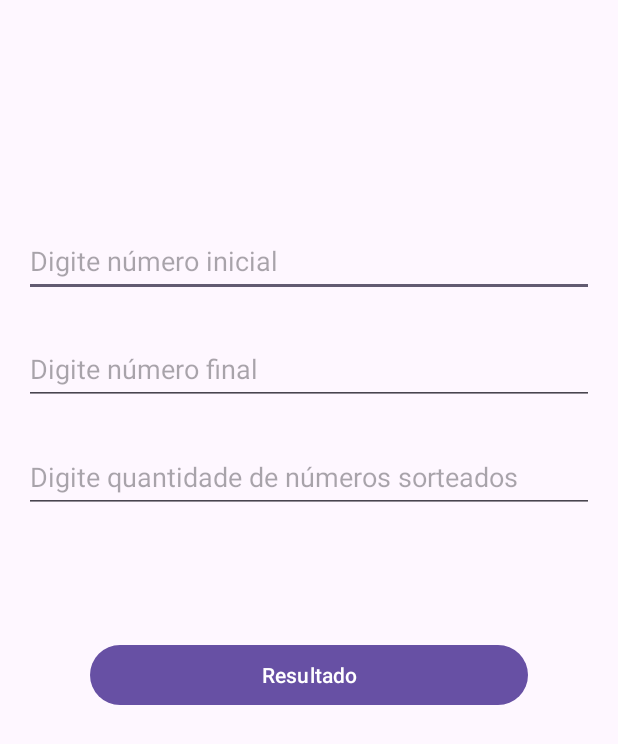
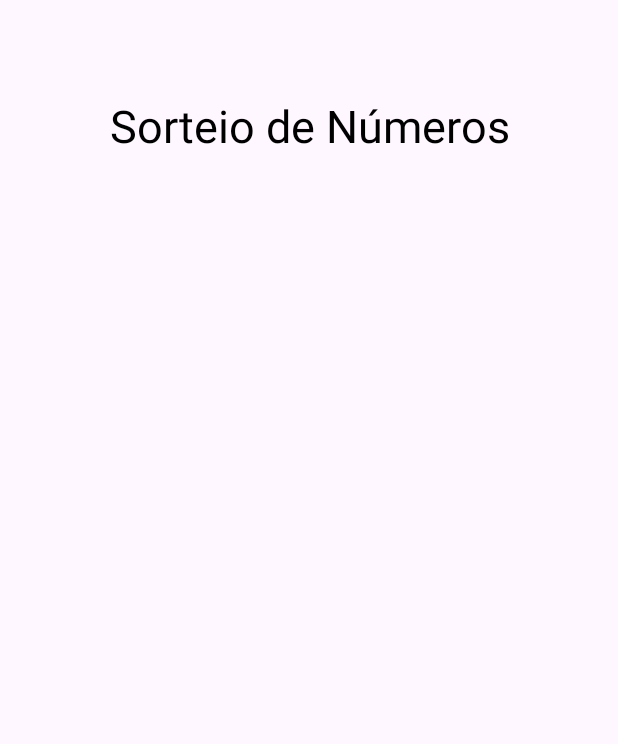
Before and after one commit to jrnomura/NumerosSorteados2, an Android app: the screen it shows after launch (MainActivity), on a phone screen of 412 x 824 dp. Shown: the top 744 px of the screen. Run offline under Robolectric (Android 15) with nearby library versions, the phone set to English and light mode, and no system bars.

Commit message:
Continua melhorando o layout

```diff
--- a/app/src/main/res/layout/activity_main.xml
+++ b/app/src/main/res/layout/activity_main.xml
@@ -7,63 +7,22 @@
     android:layout_height="match_parent"
     tools:context=".MainActivity">
 
-    <EditText
-        android:id="@+id/editInicial"
+    <TextView
+        android:id="@+id/txtTitulo"
         android:layout_width="match_parent"
-        android:layout_height="48dp"
+        android:layout_height="48sp"
         android:layout_marginStart="16dp"
-        android:layout_marginTop="150dp"
         android:layout_marginEnd="16dp"
-        android:ems="10"
-        android:hint="@string/digite_n_mero_inicial"
-        android:inputType="number"
-        android:maxLength="3"
+        android:text="@string/titulo_sorteio_de_n_meros"
+        android:textSize="30sp"
+        android:textColor="@color/black"
+        android:gravity="center"
+        android:layout_marginTop="60dp"
         app:layout_constraintEnd_toEndOf="parent"
         app:layout_constraintStart_toStartOf="parent"
         app:layout_constraintTop_toTopOf="parent" />
 
-    <EditText
-        android:id="@+id/editFinal"
-        android:layout_width="match_parent"
-        android:layout_height="48dp"
-        android:layout_marginStart="16dp"
-        android:layout_marginTop="24dp"
-        android:layout_marginEnd="16dp"
-        android:ems="10"
-        android:hint="@string/digite_n_meros_final"
-        android:inputType="number"
-        android:maxLength="3"
-        app:layout_constraintEnd_toEndOf="parent"
-        app:layout_constraintStart_toStartOf="parent"
-        app:layout_constraintTop_toBottomOf="@+id/editInicial" />
 
-    <EditText
-        android:id="@+id/editQuantNumeros"
-        android:layout_width="match_parent"
-        android:layout_height="48dp"
-        android:layout_marginStart="16dp"
-        android:layout_marginTop="24dp"
-        android:layout_marginEnd="16dp"
-        android:ems="10"
-        android:hint="@string/digite_quatidade_n_meros_sorteados"
-        android:inputType="number"
-        android:maxLength="3"
-        app:layout_constraintEnd_toEndOf="parent"
-        app:layout_constraintStart_toStartOf="parent"
-        app:layout_constraintTop_toBottomOf="@+id/editFinal" />
 
-    <Button
-        android:id="@+id/btn_resultado"
-        android:layout_width="match_parent"
-        android:layout_height="wrap_content"
-        android:layout_marginStart="60dp"
-        android:layout_marginEnd="60dp"
-        android:text="@string/resultado"
-        app:layout_constraintBottom_toBottomOf="parent"
-        app:layout_constraintEnd_toEndOf="parent"
-        app:layout_constraintHorizontal_bias="0.498"
-        app:layout_constraintStart_toStartOf="parent"
-        app:layout_constraintTop_toBottomOf="@+id/editQuantNumeros"
-        app:layout_constraintVertical_bias="0.194" />
 
 </androidx.constraintlayout.widget.ConstraintLayout>
--- a/app/src/main/res/values/strings.xml
+++ b/app/src/main/res/values/strings.xml
@@ -1,7 +1,6 @@
 <resources>
     <string name="app_name">NumerosSorteados2</string>
-    <string name="digite_n_mero_inicial">Digite número inicial</string>
-    <string name="digite_n_meros_final">Digite número final</string>
-    <string name="digite_quatidade_n_meros_sorteados">Digite quantidade de números sorteados</string>
-    <string name="resultado">Resultado</string>
+    <string name="titulo_sorteio_de_n_meros">Sorteio de Números</string>
+
+
 </resources>
```
